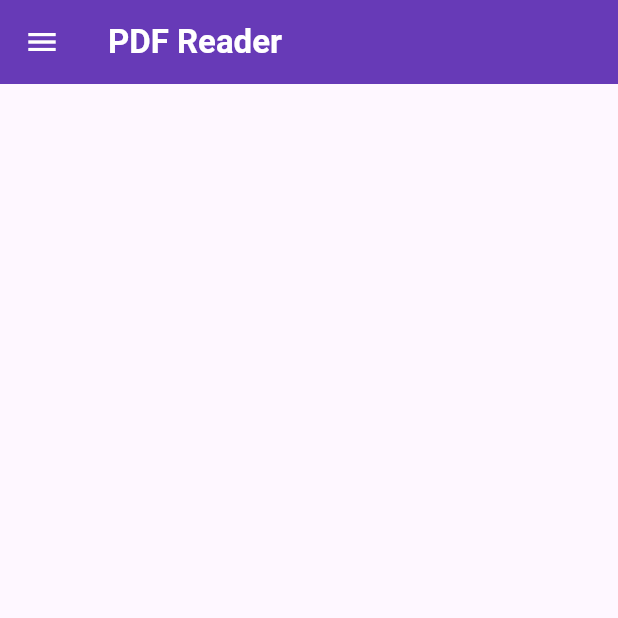
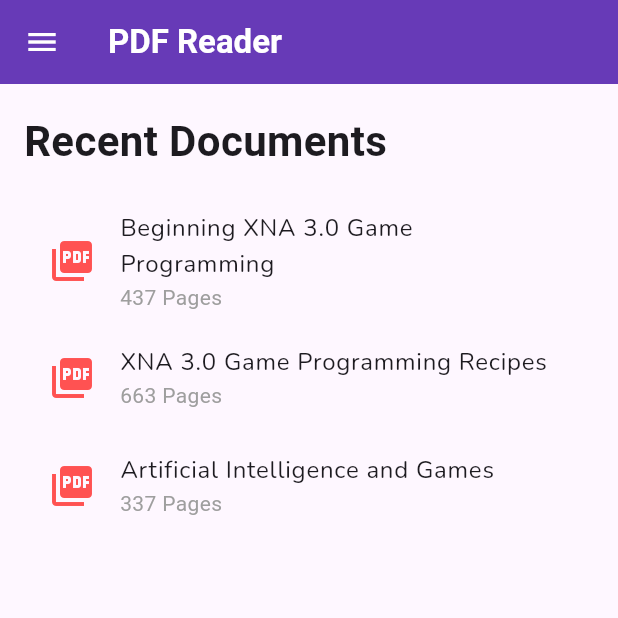
Before and after one commit to MosasaUnited/PDF-Reader, a Flutter app: the screen it shows after launch, on a phone screen of 412 x 824 dp, the top half of it. Run offline on Flutter 3.47's test engine with Material 3 defaults, Android fonts, the phone set to English and light mode, and no system bars; our stand-ins replace google_fonts; missing offline and left inert: syncfusion_flutter_pdfviewer.

Commit message:
CratingReaderScreen

```diff
--- /dev/null
+++ b/lib/models/document_model.dart
@@ -0,0 +1,25 @@
+class Document {
+  final String? docTitle;
+  final String? docUrl;
+  final int? pageNum;
+
+  Document(this.docTitle, this.docUrl, this.pageNum);
+
+  static List<Document> docList = [
+    Document(
+      "Beginning XNA 3.0 Game Programming",
+      "https://www.googleapis.com/books/v1/volumes/9GwrmHRl490C",
+      437,
+    ),
+    Document(
+      "XNA 3.0 Game Programming Recipes",
+      "https://www.googleapis.com/books/v1/volumes/1sIzdipoXuQC",
+      663,
+    ),
+    Document(
+      "Artificial Intelligence and Games",
+      "https://www.googleapis.com/books/v1/volumes/HK1MDwAAQBAJ",
+      337,
+    ),
+  ];
+}
--- a/lib/screens/home_screen.dart
+++ b/lib/screens/home_screen.dart
@@ -1,4 +1,7 @@
 import 'package:flutter/material.dart';
+import 'package:google_fonts/google_fonts.dart';
+import 'package:pdf_reader_app/models/document_model.dart';
+import 'package:pdf_reader_app/screens/reader_screen.dart';
 
 class HomeScreen extends StatelessWidget {
   const HomeScreen({super.key});
@@ -23,6 +26,57 @@ class HomeScreen extends StatelessWidget {
           ), // you can replace it with a logo
         ),
       ),
+      body: Padding(
+        padding: const EdgeInsets.symmetric(horizontal: 16.0, vertical: 18.0),
+        child: SingleChildScrollView(
+          child: Column(
+            mainAxisAlignment: MainAxisAlignment.start,
+            crossAxisAlignment: CrossAxisAlignment.start,
+            children: [
+              Text(
+                'Recent Documents',
+                style: GoogleFonts.roboto(
+                  fontSize: 28.0,
+                  fontWeight: FontWeight.bold,
+                ),
+              ),
+              const SizedBox(
+                height: 18,
+              ),
+              // mapping Document List
+              Column(
+                children: Document.docList
+                    .map((doc) => ListTile(
+                          onTap: () {
+                            Navigator.push(
+                                context,
+                                MaterialPageRoute(
+                                    builder: (context) => ReaderScreen(doc)));
+                          },
+                          title: Text(
+                            doc.docTitle!,
+                            maxLines: 2,
+                            style: GoogleFonts.nunito(),
+                            overflow: TextOverflow.ellipsis,
+                          ),
+                          subtitle: Text(
+                            '${doc.pageNum!} Pages',
+                            style: const TextStyle(
+                              color: Colors.grey,
+                            ),
+                          ),
+                          leading: const Icon(
+                            Icons.picture_as_pdf,
+                            color: Colors.redAccent,
+                            size: 32,
+                          ),
+                        ))
+                    .toList(),
+              ),
+            ],
+          ),
+        ),
+      ),
     );
   }
 }
--- a/pubspec.yaml
+++ b/pubspec.yaml
@@ -35,6 +35,8 @@ dependencies:
   # The following adds the Cupertino Icons font to your application.
   # Use with the CupertinoIcons class for iOS style icons.
   cupertino_icons: ^1.0.6
+  google_fonts: ^6.2.1
+  syncfusion_flutter_pdfviewer: ^24.2.9
 
 dev_dependencies:
   flutter_test:
```
Also changed, not shown: lib/screens/reader_screen.dart (added, +27 -0 lines), pubspec.lock, 5 other files.
